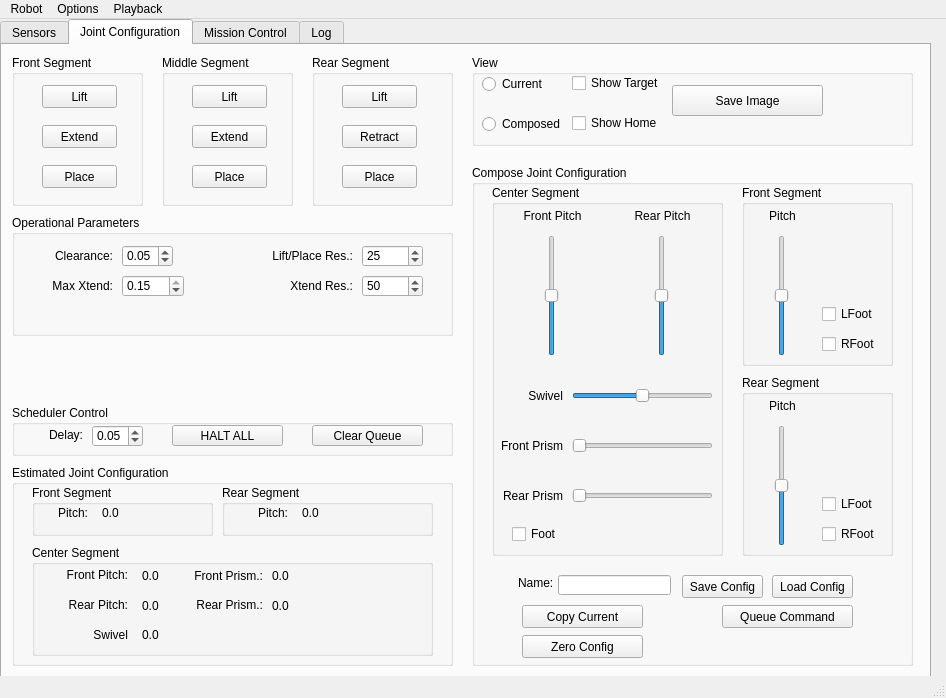
Qt form Project/ROS/src/rqt_sj/resource/rqt_sj.ui (SpaceJockey/MRSD-Team-B) before a commit.
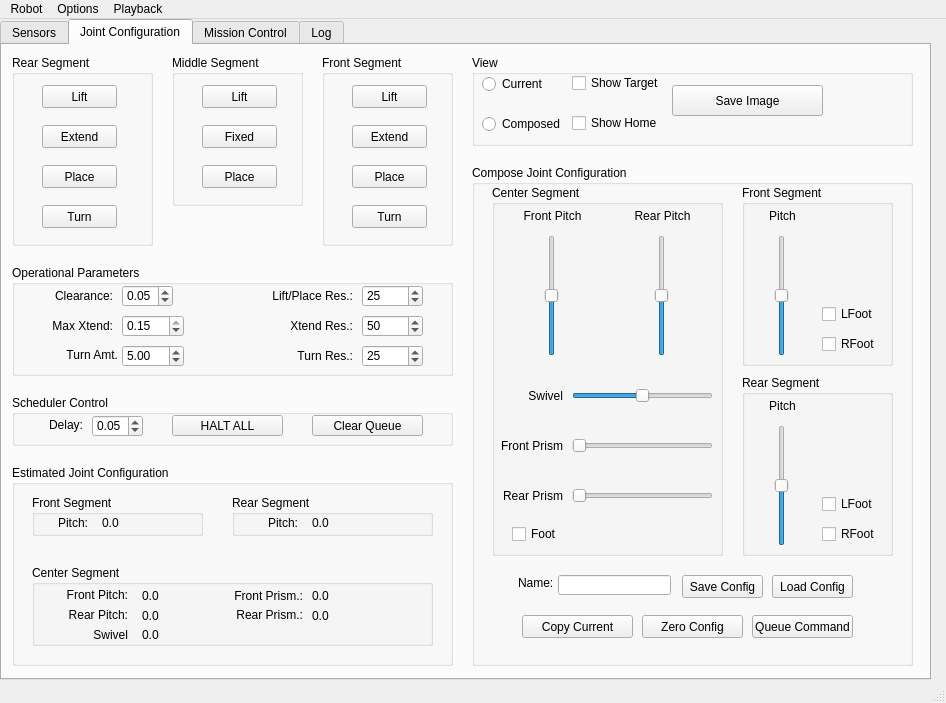
The same form after that commit.

Commit message: Float64Array communication with Due, Turning in GUI

Patch:
```diff
--- a/Project/ROS/src/rqt_sj/resource/rqt_sj.ui
+++ b/Project/ROS/src/rqt_sj/resource/rqt_sj.ui
@@ -7,7 +7,7 @@
     <x>0</x>
     <y>0</y>
     <width>946</width>
-    <height>698</height>
+    <height>703</height>
    </rect>
   </property>
   <property name="windowTitle">
@@ -639,9 +639,9 @@
        <property name="geometry">
         <rect>
          <x>20</x>
-         <y>20</y>
-         <width>181</width>
-         <height>51</height>
+         <y>30</y>
+         <width>171</width>
+         <height>41</height>
         </rect>
        </property>
        <property name="title">
@@ -668,7 +668,7 @@
          <rect>
           <x>70</x>
           <y>20</y>
-          <width>46</width>
+          <width>61</width>
           <height>16</height>
          </rect>
         </property>
@@ -683,10 +683,10 @@
       <widget class="QGroupBox" name="groupBox_4">
        <property name="geometry">
         <rect>
-         <x>210</x>
-         <y>20</y>
-         <width>211</width>
-         <height>51</height>
+         <x>220</x>
+         <y>30</y>
+         <width>201</width>
+         <height>41</height>
         </rect>
        </property>
        <property name="title">
@@ -713,7 +713,7 @@
          <rect>
           <x>80</x>
           <y>20</y>
-          <width>46</width>
+          <width>61</width>
           <height>16</height>
          </rect>
         </property>
@@ -729,9 +729,9 @@
        <property name="geometry">
         <rect>
          <x>20</x>
-         <y>80</y>
+         <y>100</y>
          <width>401</width>
-         <height>111</height>
+         <height>81</height>
         </rect>
        </property>
        <property name="title">
@@ -758,7 +758,7 @@
          <rect>
           <x>110</x>
           <y>20</y>
-          <width>46</width>
+          <width>61</width>
           <height>21</height>
          </rect>
         </property>
@@ -773,8 +773,8 @@
         <property name="geometry">
          <rect>
           <x>110</x>
-          <y>50</y>
-          <width>46</width>
+          <y>40</y>
+          <width>61</width>
           <height>21</height>
          </rect>
         </property>
@@ -789,7 +789,7 @@
         <property name="geometry">
          <rect>
           <x>25</x>
-          <y>50</y>
+          <y>40</y>
           <width>71</width>
           <height>20</height>
          </rect>
@@ -805,8 +805,8 @@
         <property name="geometry">
          <rect>
           <x>110</x>
-          <y>80</y>
-          <width>46</width>
+          <y>60</y>
+          <width>61</width>
           <height>20</height>
          </rect>
         </property>
@@ -821,7 +821,7 @@
         <property name="geometry">
          <rect>
           <x>50</x>
-          <y>80</y>
+          <y>60</y>
           <width>46</width>
           <height>20</height>
          </rect>
@@ -836,9 +836,9 @@
        <widget class="QLabel" name="center_fprism_lbl">
         <property name="geometry">
          <rect>
-          <x>240</x>
+          <x>280</x>
           <y>20</y>
-          <width>41</width>
+          <width>61</width>
           <height>21</height>
          </rect>
         </property>
@@ -852,7 +852,7 @@
        <widget class="QLabel" name="label_26">
         <property name="geometry">
          <rect>
-          <x>150</x>
+          <x>190</x>
           <y>20</y>
           <width>81</width>
           <height>21</height>
@@ -868,9 +868,9 @@
        <widget class="QLabel" name="center_rprism_lbl">
         <property name="geometry">
          <rect>
-          <x>240</x>
-          <y>50</y>
-          <width>41</width>
+          <x>280</x>
+          <y>40</y>
+          <width>61</width>
           <height>21</height>
          </rect>
         </property>
@@ -884,8 +884,8 @@
        <widget class="QLabel" name="label_28">
         <property name="geometry">
          <rect>
-          <x>150</x>
-          <y>50</y>
+          <x>190</x>
+          <y>40</y>
           <width>81</width>
           <height>20</height>
          </rect>
@@ -928,8 +928,8 @@
        <property name="geometry">
         <rect>
          <x>50</x>
-         <y>440</y>
-         <width>121</width>
+         <y>450</y>
+         <width>111</width>
          <height>23</height>
         </rect>
        </property>
@@ -953,9 +953,9 @@
       <widget class="QPushButton" name="zero_config">
        <property name="geometry">
         <rect>
-         <x>50</x>
-         <y>470</y>
-         <width>121</width>
+         <x>170</x>
+         <y>450</y>
+         <width>101</width>
          <height>23</height>
         </rect>
        </property>
@@ -966,9 +966,9 @@
       <widget class="QPushButton" name="queue_command">
        <property name="geometry">
         <rect>
-         <x>250</x>
-         <y>440</y>
-         <width>131</width>
+         <x>280</x>
+         <y>450</y>
+         <width>101</width>
          <height>23</height>
         </rect>
        </property>
@@ -1430,10 +1430,10 @@
      <widget class="QGroupBox" name="groupBox_25">
       <property name="geometry">
        <rect>
-        <x>310</x>
+        <x>10</x>
         <y>10</y>
         <width>141</width>
-        <height>151</height>
+        <height>191</height>
        </rect>
       </property>
       <property name="title">
@@ -1462,7 +1462,7 @@
         </rect>
        </property>
        <property name="text">
-        <string>Retract</string>
+        <string>Extend</string>
        </property>
       </widget>
       <widget class="QPushButton" name="rear_place_button">
@@ -1478,11 +1478,24 @@
         <string>Place</string>
        </property>
       </widget>
+      <widget class="QPushButton" name="rear_turn_button">
+       <property name="geometry">
+        <rect>
+         <x>30</x>
+         <y>150</y>
+         <width>75</width>
+         <height>23</height>
+        </rect>
+       </property>
+       <property name="text">
+        <string>Turn</string>
+       </property>
+      </widget>
      </widget>
      <widget class="QGroupBox" name="groupBox_26">
       <property name="geometry">
        <rect>
-        <x>160</x>
+        <x>170</x>
         <y>10</y>
         <width>131</width>
         <height>151</height>
@@ -1514,7 +1527,7 @@
         </rect>
        </property>
        <property name="text">
-        <string>Extend</string>
+        <string>Fixed</string>
        </property>
       </widget>
       <widget class="QPushButton" name="middle_place_button">
@@ -1534,10 +1547,10 @@
      <widget class="QGroupBox" name="groupBox_27">
       <property name="geometry">
        <rect>
-        <x>10</x>
+        <x>320</x>
         <y>10</y>
         <width>131</width>
-        <height>151</height>
+        <height>191</height>
        </rect>
       </property>
       <property name="title">
@@ -1582,14 +1595,27 @@
         <string>Place</string>
        </property>
       </widget>
+      <widget class="QPushButton" name="front_turn_button">
+       <property name="geometry">
+        <rect>
+         <x>30</x>
+         <y>150</y>
+         <width>75</width>
+         <height>23</height>
+        </rect>
+       </property>
+       <property name="text">
+        <string>Turn</string>
+       </property>
+      </widget>
      </widget>
      <widget class="QGroupBox" name="groupBox_22">
       <property name="geometry">
        <rect>
         <x>10</x>
-        <y>170</y>
+        <y>220</y>
         <width>441</width>
-        <height>121</height>
+        <height>111</height>
        </rect>
       </property>
       <property name="title">
@@ -1599,7 +1625,7 @@
        <property name="geometry">
         <rect>
          <x>110</x>
-         <y>30</y>
+         <y>20</y>
          <width>51</width>
          <height>22</height>
         </rect>
@@ -1618,7 +1644,7 @@
        <property name="geometry">
         <rect>
          <x>110</x>
-         <y>60</y>
+         <y>50</y>
          <width>62</width>
          <height>22</height>
         </rect>
@@ -1637,7 +1663,7 @@
        <property name="geometry">
         <rect>
          <x>30</x>
-         <y>30</y>
+         <y>20</y>
          <width>71</width>
          <height>21</height>
         </rect>
@@ -1653,7 +1679,7 @@
        <property name="geometry">
         <rect>
          <x>30</x>
-         <y>60</y>
+         <y>50</y>
          <width>71</width>
          <height>21</height>
         </rect>
@@ -1669,7 +1695,7 @@
        <property name="geometry">
         <rect>
          <x>260</x>
-         <y>60</y>
+         <y>50</y>
          <width>81</width>
          <height>21</height>
         </rect>
@@ -1685,7 +1711,7 @@
        <property name="geometry">
         <rect>
          <x>350</x>
-         <y>60</y>
+         <y>50</y>
          <width>61</width>
          <height>22</height>
         </rect>
@@ -1704,7 +1730,7 @@
        <property name="geometry">
         <rect>
          <x>250</x>
-         <y>30</y>
+         <y>20</y>
          <width>91</width>
          <height>21</height>
         </rect>
@@ -1720,7 +1746,7 @@
        <property name="geometry">
         <rect>
          <x>350</x>
-         <y>30</y>
+         <y>20</y>
          <width>61</width>
          <height>22</height>
         </rect>
@@ -1735,12 +1761,82 @@
         <number>25</number>
        </property>
       </widget>
+      <widget class="QDoubleSpinBox" name="turn_amt_dsb">
+       <property name="geometry">
+        <rect>
+         <x>110</x>
+         <y>80</y>
+         <width>62</width>
+         <height>22</height>
+        </rect>
+       </property>
+       <property name="minimum">
+        <double>-30.000000000000000</double>
+       </property>
+       <property name="maximum">
+        <double>30.000000000000000</double>
+       </property>
+       <property name="value">
+        <double>5.000000000000000</double>
+       </property>
+      </widget>
+      <widget class="QLabel" name="label_16">
+       <property name="geometry">
+        <rect>
+         <x>35</x>
+         <y>80</y>
+         <width>71</width>
+         <height>20</height>
+        </rect>
+       </property>
+       <property name="text">
+        <string>Turn Amt.</string>
+       </property>
+       <property name="alignment">
+        <set>Qt::AlignRight|Qt::AlignTrailing|Qt::AlignVCenter</set>
+       </property>
+      </widget>
+      <widget class="QSpinBox" name="turn_res_dsb">
+       <property name="geometry">
+        <rect>
+         <x>350</x>
+         <y>80</y>
+         <width>61</width>
+         <height>22</height>
+        </rect>
+       </property>
+       <property name="maximum">
+        <number>200</number>
+       </property>
+       <property name="singleStep">
+        <number>5</number>
+       </property>
+       <property name="value">
+        <number>25</number>
+       </property>
+      </widget>
+      <widget class="QLabel" name="label_40">
+       <property name="geometry">
+        <rect>
+         <x>260</x>
+         <y>80</y>
+         <width>81</width>
+         <height>21</height>
+        </rect>
+       </property>
+       <property name="text">
+        <string>Turn Res.:</string>
+       </property>
+       <property name="alignment">
+        <set>Qt::AlignRight|Qt::AlignTrailing|Qt::AlignVCenter</set>
+       </property>
+      </widget>
      </widget>
      <widget class="QGroupBox" name="groupBox_23">
       <property name="geometry">
        <rect>
         <x>10</x>
-        <y>360</y>
+        <y>350</y>
         <width>441</width>
         <height>51</height>
        </rect>
```
The commit also changes 5 other files.
